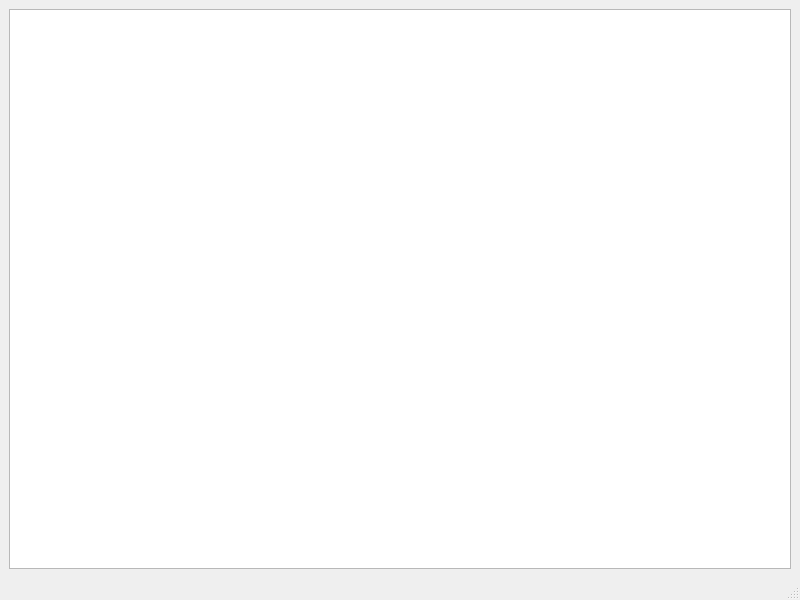
The window that demo/MG.ui (clamgee/python-code) describes before a commit, drawn with Qt 5.
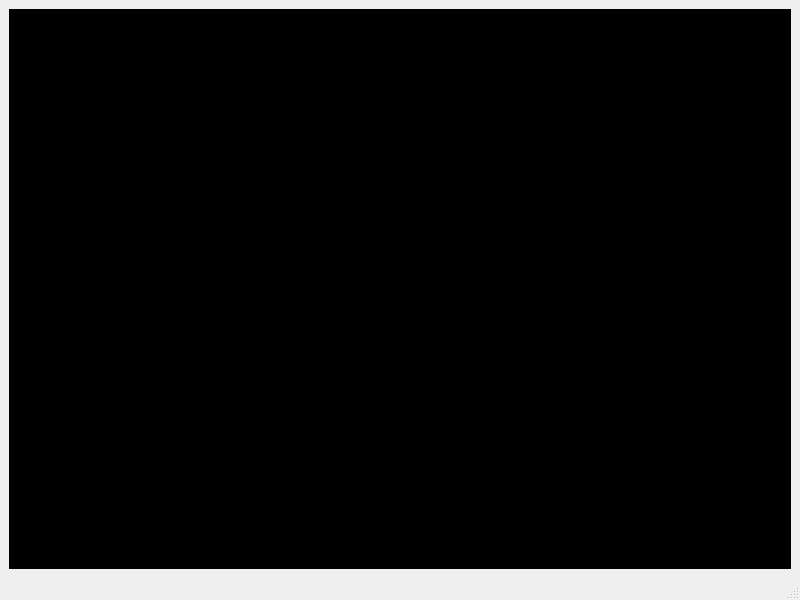
The same window after the commit.

What changed in the file:
```diff
--- a/demo/MG.ui
+++ b/demo/MG.ui
@@ -16,7 +16,17 @@
   <widget class="QWidget" name="centralwidget">
    <layout class="QGridLayout" name="gridLayout">
     <item row="0" column="0">
-     <widget class="QGraphicsView" name="GV"/>
+     <widget class="QGraphicsView" name="GV">
+      <property name="autoFillBackground">
+       <bool>true</bool>
+      </property>
+      <property name="styleSheet">
+       <string notr="true">background-color: rgb(0, 0, 0);</string>
+      </property>
+      <property name="frameShape">
+       <enum>QFrame::NoFrame</enum>
+      </property>
+     </widget>
     </item>
    </layout>
   </widget>
```
